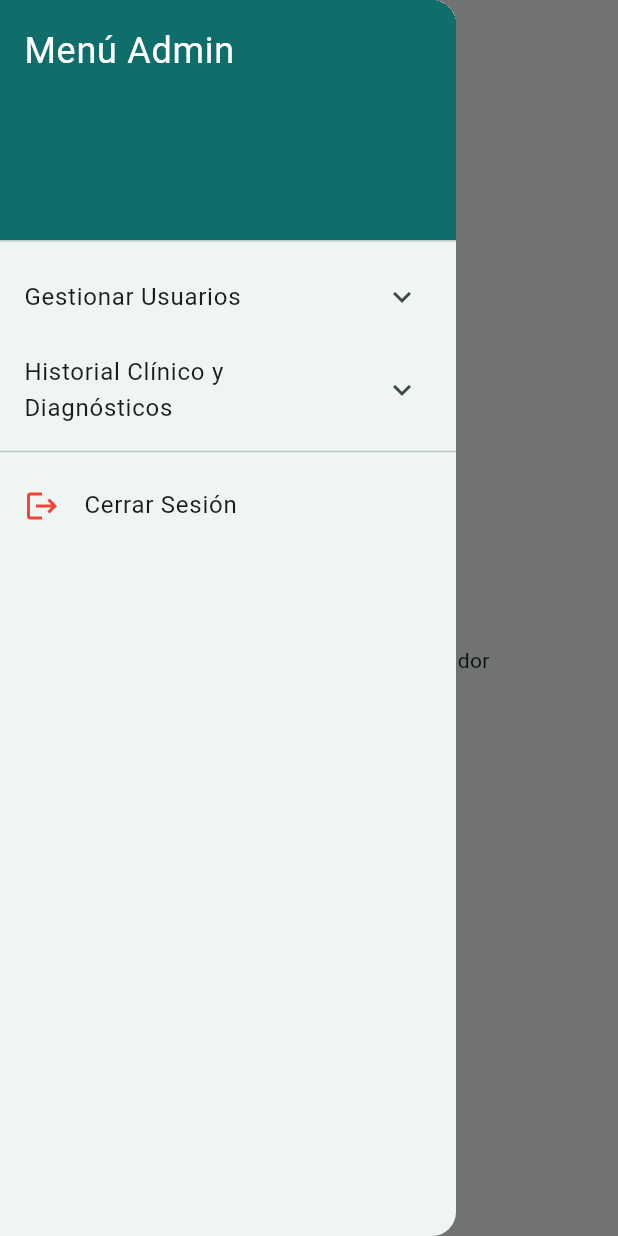
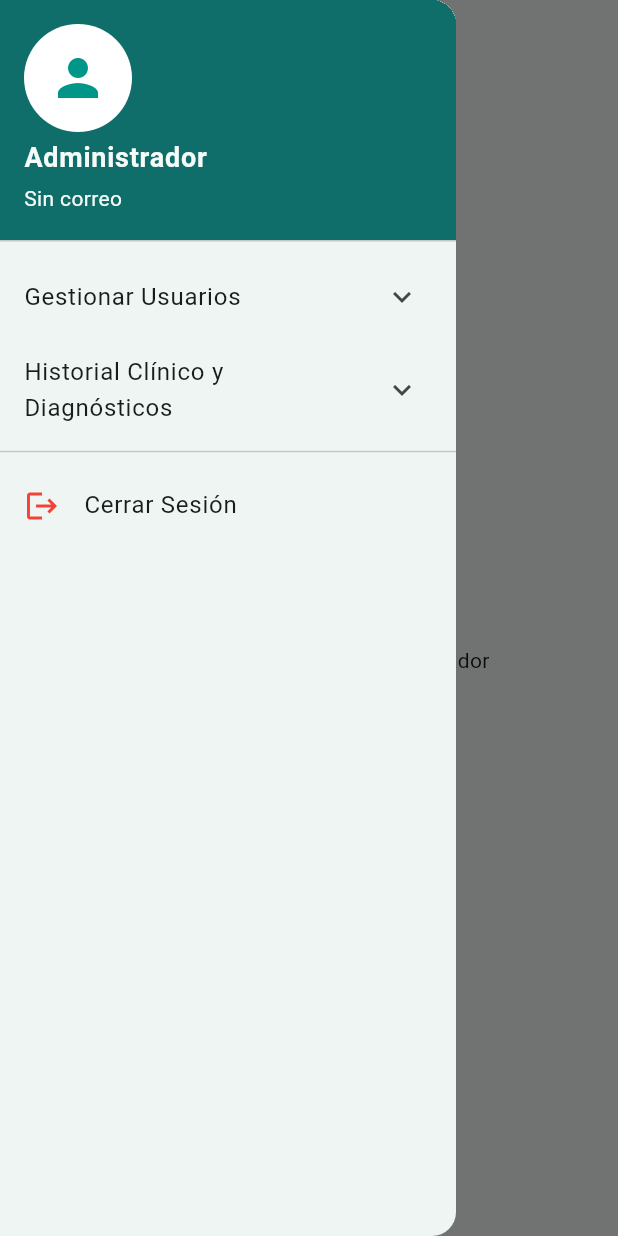
Before and after one commit to LeonelBM123/clinica-mobil, a Flutter app: the AdminScreen screen opened by its route, with the side drawer open, on a phone screen of 412 x 824 dp. Run offline on Flutter 3.47's test engine with Material 3 defaults, Android fonts, the phone set to English and light mode, and no system bars; our stand-ins replace flutter_secure_storage, font_awesome_flutter; accounts and stored records are empty.

Commit message:
prueba despliegue

```diff
--- a/lib/data/services/PatologiaService.dart
+++ b/lib/data/services/PatologiaService.dart
@@ -1,9 +1,9 @@
 import 'dart:convert';
 import 'package:http/http.dart' as http;
 import '../models/patologia.dart';
-
+import '../../config/app.config.dart' as api;
 class PatologiaService {
-  static const String baseUrl = "http://192.168.1.111:8000/api/patologias/";
+  static const String baseUrl = "${api.AppConfig.apiUrl}/api/patologias/";
 
   static Future<List<Patologia>> getPatologias() async {
     final response = await http.get(Uri.parse(baseUrl));
--- a/lib/screens/AdminScreen.dart
+++ b/lib/screens/AdminScreen.dart
@@ -1,16 +1,16 @@
-import 'package:clinica_visionex/screens/patologias/GestionarPatologiasScreen.dart';
+import 'package:clinica_visionex/widgets/crud_patologias/GestionarPatologiasScreen.dart';
 import 'package:flutter/material.dart';
-import './GestionarMedicoScreen.dart';
+import '../widgets/crud_medicos/GestionarMedicoScreen.dart';
 import 'package:flutter_secure_storage/flutter_secure_storage.dart';
 import 'package:clinica_visionex/screens/Login.dart'; // 👈 tu pantalla de login
 
 class AdminScreen extends StatelessWidget {
-  const AdminScreen({super.key});
+  final String? correo;
+  const AdminScreen({super.key, this.correo});
 
   @override
   Widget build(BuildContext context) {
     final storage = const FlutterSecureStorage();
-
     Future<void> cerrarSesion() async {
       // Eliminar datos guardados en el login
       await storage.deleteAll();
@@ -28,11 +28,18 @@ class AdminScreen extends StatelessWidget {
         child: ListView(
           padding: EdgeInsets.zero,
           children: [
-            const DrawerHeader(
-              decoration: BoxDecoration(color: Color.fromARGB(255, 16, 110, 106)),
-              child: Text(
-                'Menú Admin',
-                style: TextStyle(color: Colors.white, fontSize: 24),
+            UserAccountsDrawerHeader(
+              decoration: const BoxDecoration(
+                color: Color.fromARGB(255, 16, 110, 106), // Color principal
+              ),
+              accountName: const Text(
+                "Administrador",
+                style: TextStyle(fontWeight: FontWeight.bold, fontSize: 18),
+              ),
+              accountEmail: Text(correo ?? "Sin correo"),
+              currentAccountPicture: const CircleAvatar(
+                backgroundColor: Colors.white,
+                child: Icon(Icons.person, size: 40, color: Colors.teal),
               ),
             ),
             ExpansionTile(
@@ -50,6 +57,7 @@ class AdminScreen extends StatelessWidget {
                   },
                 ),
               ],
+
             ),
             ExpansionTile(
               title: const Text('Historial Clínico y Diagnósticos'),
@@ -60,7 +68,8 @@ class AdminScreen extends StatelessWidget {
                     Navigator.push(
                       context,
                       MaterialPageRoute(
-                        builder: (context) => const GestionarPatologiaScreen(),
+                        builder:
+                            (context) => const GestionarPatologiaScreen(),
                       ),
                     );
                   },
--- a/lib/screens/EditarMedicoScreen.dart
+++ b/lib/widgets/crud_medicos/EditarMedicoScreen.dart
@@ -1,6 +1,6 @@
 import 'package:flutter/material.dart';
-import '../data/services/MedicoService.dart';
-import '../data/models/medico.dart';
+import '../../data/services/MedicoService.dart';
+import '../../data/models/medico.dart';
 
 class EditarMedicoScreen extends StatefulWidget {
   final Medico medico;
--- a/lib/screens/GestionarMedicoScreen.dart
+++ b/lib/widgets/crud_medicos/GestionarMedicoScreen.dart
@@ -1,7 +1,7 @@
 import 'package:flutter/material.dart';
 import 'package:font_awesome_flutter/font_awesome_flutter.dart';
-import '../data/services/MedicoService.dart';
-import '../data/models/medico.dart';
+import '../../data/services/MedicoService.dart';
+import '../../data/models/medico.dart';
 import 'EditarMedicoScreen.dart';
 import 'NuevoMedicoScreen.dart';
 
--- a/lib/screens/NuevoMedicoScreen.dart
+++ b/lib/widgets/crud_medicos/NuevoMedicoScreen.dart
@@ -1,5 +1,5 @@
 import 'package:flutter/material.dart';
-import '../data/services/MedicoService.dart';
+import '../../data/services/MedicoService.dart';
 
 class NuevoMedicoScreen extends StatefulWidget {
   const NuevoMedicoScreen({super.key});
```
Also changed, not shown: lib/screens/Login.dart (+40 -17 lines), lib/widgets/crud_patologias/CreatePatologia.dart (renamed from lib/screens/patologias/CreatePatologia.dart), lib/widgets/crud_patologias/EditPatologia.dart (renamed from lib/screens/patologias/EditPatologia.dart), lib/widgets/crud_patologias/GestionarPatologiasScreen.dart (renamed from lib/screens/patologias/GestionarPatologiasScreen.dart), lib/widgets/register_users/register_widget.dart (added).
